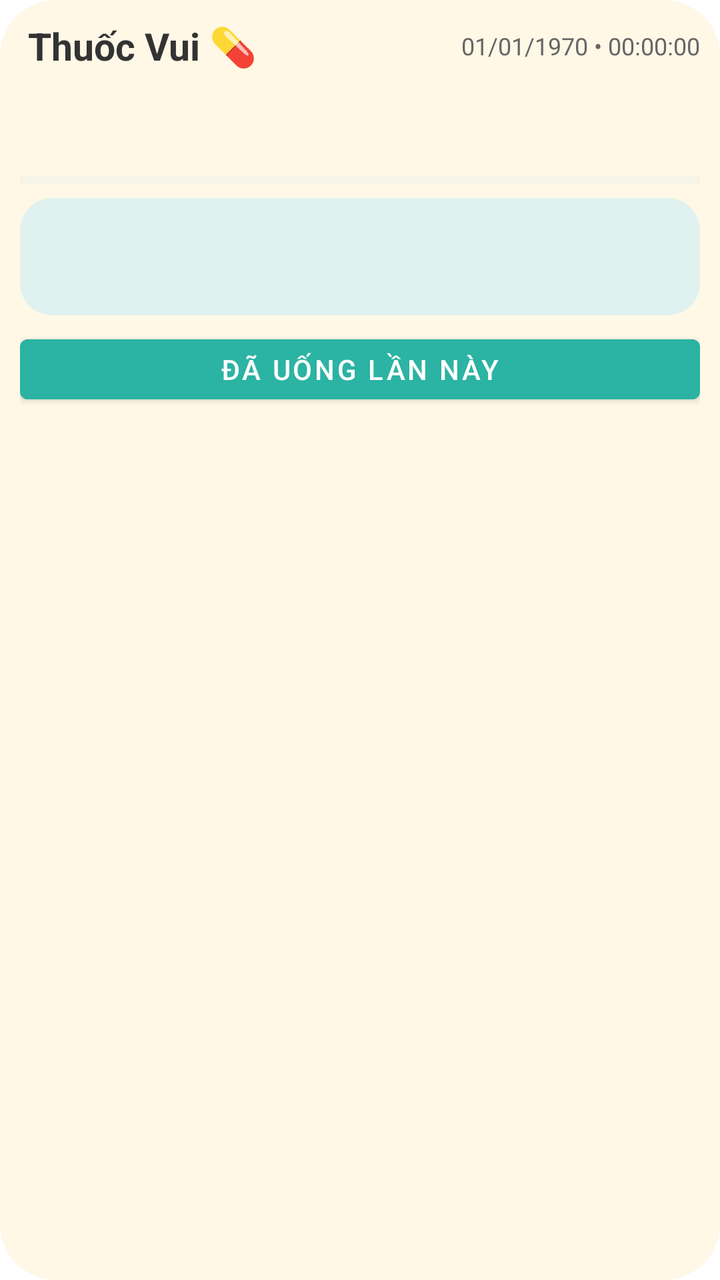
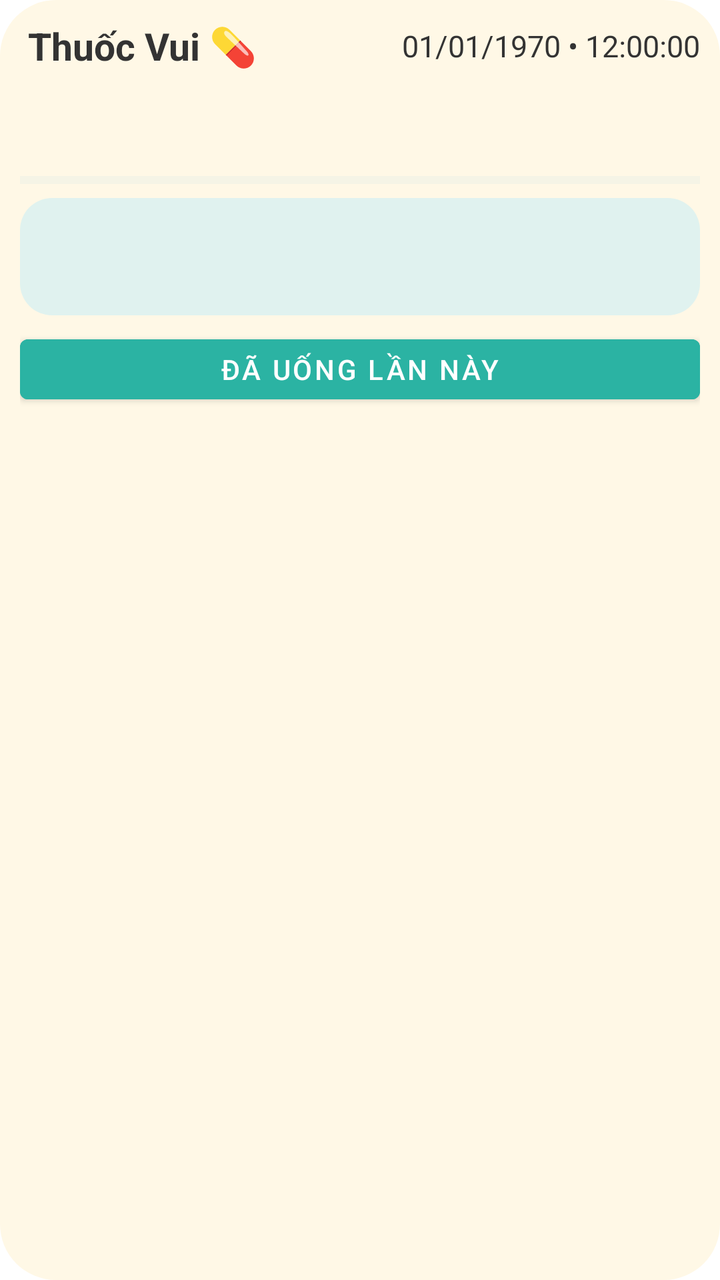

Before-and-after screenshots of an Android layout around one commit, followed by the original layout XML and the change that was made.
<!-- AndroidManifest.xml: fallback theme Theme.MaterialComponents.DayNight.NoActionBar -->
<!-- res/layout/thuoc_vui_widget.xml -->
<?xml version="1.0" encoding="utf-8"?>
<LinearLayout xmlns:android="http://schemas.android.com/apk/res/android"
    android:id="@+id/widget_container"
    android:layout_width="match_parent"
    android:layout_height="match_parent"
    android:layout_margin="4dp"
    android:orientation="vertical"
    android:background="@drawable/widget_background"
    android:padding="10dp">
    <LinearLayout
        android:layout_width="match_parent"
        android:layout_height="wrap_content"
        android:orientation="horizontal"
        android:gravity="center_vertical">
        <TextView
            android:id="@+id/widget_title"
            android:layout_width="0dp"
            android:layout_weight="1"
            android:layout_height="wrap_content"
            android:layout_marginLeft="4dp"
            android:text="Thuốc Vui 💊"
            android:textSize="19sp"
            android:textStyle="bold"
            android:textColor="#333333" />
        <TextClock
            android:id="@+id/widget_datetime"
            android:layout_width="wrap_content"
            android:layout_height="wrap_content"
            android:layout_marginLeft="8dp"
            android:textSize="12sp"
            android:textColor="#666666"
            android:format24Hour="dd/MM/yyyy • HH:mm:ss"
            android:format12Hour="dd/MM/yyyy • HH:mm:ss" />
    </LinearLayout>
    <TextView
        android:id="@+id/widget_pip"
        android:layout_width="match_parent"
        android:layout_height="wrap_content"
        android:layout_marginTop="4dp"
        android:textSize="14sp"
        android:textColor="#333333" />
    <TextView
        android:id="@+id/widget_progress"
        android:layout_width="match_parent"
        android:layout_height="wrap_content"
        android:layout_marginTop="4dp"
        android:textSize="15sp"
        android:textColor="#333333" />
    <ProgressBar
        android:id="@+id/widget_progress_bar"
        style="?android:attr/progressBarStyleHorizontal"
        android:layout_width="match_parent"
        android:layout_height="6dp"
        android:layout_marginTop="4dp"
        android:max="100"
        android:progress="0"
        android:progressTint="#2BB3A3"
        android:progressBackgroundTint="#D9E8E5" />
    <LinearLayout
        android:id="@+id/widget_next_card"
        android:layout_width="match_parent"
        android:layout_height="wrap_content"
        android:layout_marginTop="6dp"
        android:orientation="vertical"
        android:background="@drawable/next_card_light"
        android:padding="8dp">
        <TextView
            android:id="@+id/widget_next"
            android:layout_width="match_parent"
            android:layout_height="wrap_content"
            android:textSize="16sp"
            android:textStyle="bold"
            android:textColor="#333333" />
        <TextView
            android:id="@+id/widget_next_time"
            android:layout_width="match_parent"
            android:layout_height="wrap_content"
            android:layout_marginTop="2dp"
            android:textSize="14sp"
            android:textColor="#666666" />
    </LinearLayout>
    <Button
        android:id="@+id/widget_checkin"
        android:layout_width="match_parent"
        android:layout_height="wrap_content"
        android:layout_marginTop="6dp"
        android:minHeight="42dp"
        android:text="Đã uống lần này"
        android:textColor="#FFFFFF"
        android:backgroundTint="#2BB3A3" />
    <TextView
        android:id="@+id/widget_done"
        android:layout_width="match_parent"
        android:layout_height="wrap_content"
        android:layout_marginTop="6dp"
        android:text="🎉 Đã xong hôm nay!"
        android:textSize="16sp"
        android:textStyle="bold"
        android:visibility="gone" />
    <TextView
        android:id="@+id/widget_done_detail"
        android:layout_width="match_parent"
        android:layout_height="wrap_content"
        android:layout_marginTop="4dp"
        android:textSize="14sp"
        android:textColor="#333333"
        android:visibility="gone" />
</LinearLayout>
<!-- resources referenced by this layout -->
<resources>
  <!-- drawable next_card_light (drawable) -->
  <?xml version="1.0" encoding="utf-8"?>
  <shape xmlns:android="http://schemas.android.com/apk/res/android" android:shape="rectangle">
      <solid android:color="#FFE0F2EF" />
      <corners android:radius="16dp" />
  </shape>
  <!-- drawable widget_background (drawable) -->
  <?xml version="1.0" encoding="utf-8"?>
  <shape xmlns:android="http://schemas.android.com/apk/res/android" android:shape="rectangle">
      <solid android:color="#FFFFF8E6" />
      <corners android:radius="28dp" />
  </shape>
</resources>

<!-- the commit's change to res/layout/thuoc_vui_widget.xml (unified diff, before → after) -->
@@ -27,10 +27,10 @@
             android:layout_width="wrap_content"
             android:layout_height="wrap_content"
             android:layout_marginLeft="8dp"
-            android:textSize="12sp"
-            android:textColor="#666666"
+            android:textSize="15sp"
+            android:textColor="#333333"
             android:format24Hour="dd/MM/yyyy • HH:mm:ss"
-            android:format12Hour="dd/MM/yyyy • HH:mm:ss" />
+            android:format12Hour="dd/MM/yyyy • hh:mm:ss" />
     </LinearLayout>
     <TextView
         android:id="@+id/widget_pip"
